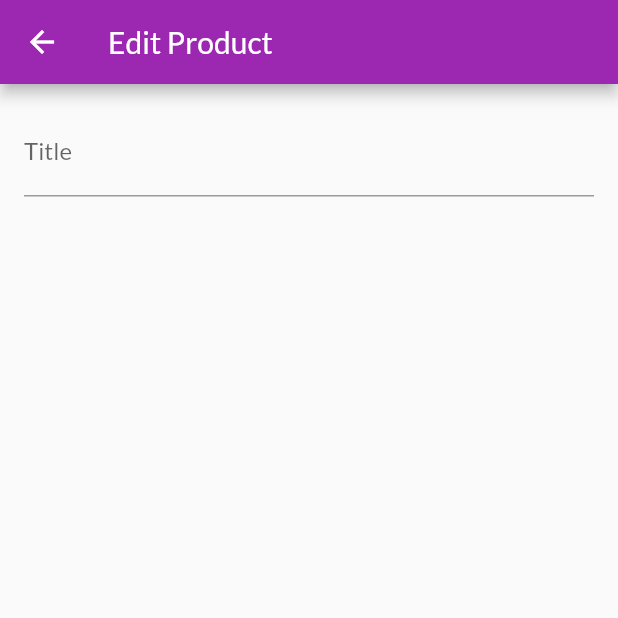
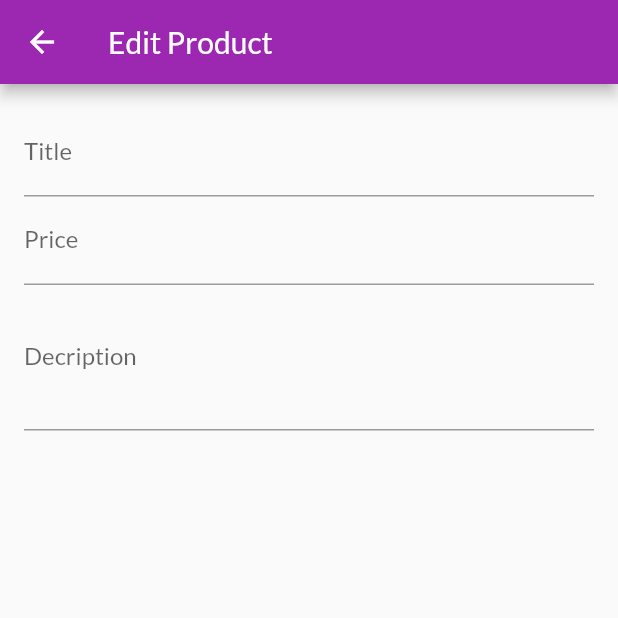
Before and after one commit to matr0s/Shop_App, a Flutter app: the EditProductScreen screen opened by its route, on a phone screen of 412 x 824 dp, the top half of it. Run offline on Flutter 3.47's test engine with Material 2 defaults, Android fonts, the phone set to English and light mode, and no system bars; network calls fail.

Commit message:
Multiline Inputs & Disposing Objects

```diff
--- a/lib/screens/edit_product_screen.dart
+++ b/lib/screens/edit_product_screen.dart
@@ -22,7 +22,18 @@ class _EditProductScreenState extends State<EditProductScreen> {
             children: [
               TextFormField(
                 decoration: InputDecoration(labelText: 'Title'),
-                textInputAction: TextInputAction.next
+                textInputAction: TextInputAction.next,
+              ),
+              TextFormField(
+                decoration: InputDecoration(labelText: 'Price'),
+                textInputAction: TextInputAction.next,
+                keyboardType: TextInputType.number,
+
+              ),
+              TextFormField(
+                decoration: InputDecoration(labelText: 'Decription'),
+                maxLines: 3,
+                keyboardType: TextInputType.multiline,
               ),
             ],
           ),
```
Also changed, not shown: 1 other file.
